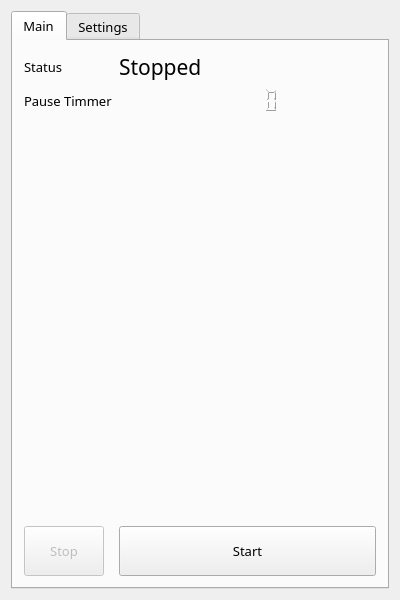
Qt form qtMouseMover.ui (Fhasaj/qtMouseMover) before a commit.
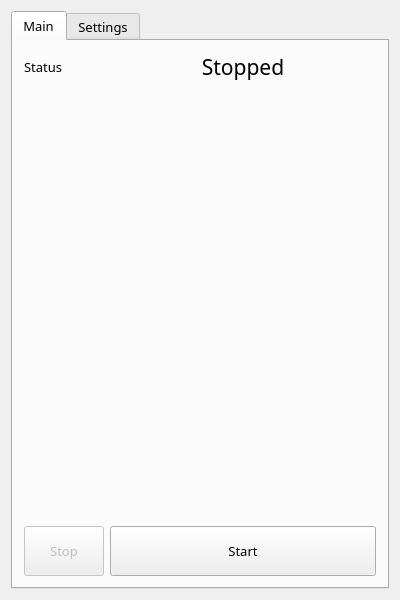
The same form after that commit. The open tabs and pages were chosen to show the change.

Commit message: mouse can move to a random part of the screen + movement is interiplated to allow for humman like controls

Patch:
```diff
--- a/qtMouseMover.ui
+++ b/qtMouseMover.ui
@@ -73,107 +73,31 @@
             <pointsize>16</pointsize>
            </font>
           </property>
-          <property name="text">
-           <string>Stopped</string>
-          </property>
-          <property name="textFormat">
-           <enum>Qt::PlainText</enum>
-          </property>
-         </widget>
-        </item>
-        <item row="1" column="0">
-         <widget class="QLabel" name="label_7">
-          <property name="font">
-           <font>
-            <family>Noto Sans</family>
-            <pointsize>10</pointsize>
-           </font>
-          </property>
-          <property name="text">
-           <string>Pause Timmer</string>
-          </property>
-         </widget>
-        </item>
-        <item row="1" column="1">
-         <widget class="QLCDNumber" name="time_lcd">
-          <property name="minimumSize">
-           <size>
-            <width>0</width>
-            <height>25</height>
-           </size>
-          </property>
           <property name="layoutDirection">
            <enum>Qt::LeftToRight</enum>
           </property>
-          <property name="autoFillBackground">
-           <bool>false</bool>
+          <property name="text">
+           <string>Stopped</string>
           </property>
-          <property name="frameShape">
-           <enum>QFrame::NoFrame</enum>
+          <property name="textFormat">
+           <enum>Qt::AutoText</enum>
           </property>
-          <property name="lineWidth">
-           <number>1</number>
-          </property>
-          <property name="smallDecimalPoint">
-           <bool>false</bool>
-          </property>
-          <property name="segmentStyle">
-           <enum>QLCDNumber::Outline</enum>
-          </property>
-          <property name="intValue" stdset="0">
-           <number>0</number>
-          </property>
-         </widget>
-        </item>
-        <item row="3" column="0">
-         <widget class="QPushButton" name="stop_btn">
-          <property name="enabled">
-           <bool>false</bool>
-          </property>
-          <property name="minimumSize">
-           <size>
-            <width>0</width>
-            <height>50</height>
-           </size>
-          </property>
-          <property name="font">
-           <font>
-            <family>Noto Sans</family>
-            <pointsize>10</pointsize>
-           </font>
-          </property>
-          <property name="tabletTracking">
+          <property name="scaledContents">
            <bool>true</bool>
           </property>
-          <property name="text">
-           <string>Stop</string>
+          <property name="alignment">
+           <set>Qt::AlignCenter</set>
           </property>
-         </widget>
-        </item>
-        <item row="3" column="1">
-         <widget class="QPushButton" name="start_btn">
-          <property name="minimumSize">
-           <size>
-            <width>0</width>
-            <height>50</height>
-           </size>
-          </property>
-          <property name="font">
-           <font>
-            <family>Noto Sans</family>
-            <pointsize>10</pointsize>
-           </font>
-          </property>
-          <property name="tabletTracking">
+          <property name="wordWrap">
            <bool>true</bool>
           </property>
-          <property name="text">
-           <string>Start</string>
-          </property>
          </widget>
         </item>
-        <item row="2" column="0" colspan="2">
+        <item row="1" column="0" colspan="2">
          <spacer name="verticalSpacer">
+          <property name="orientation">
+           <enum>Qt::Vertical</enum>
+          </property>
           <property name="sizeHint" stdset="0">
            <size>
             <width>20</width>
@@ -182,6 +106,53 @@
           </property>
          </spacer>
         </item>
+        <item row="2" column="0">
+         <widget class="QPushButton" name="stop_btn">
+          <property name="enabled">
+           <bool>false</bool>
+          </property>
+          <property name="minimumSize">
+           <size>
+            <width>0</width>
+            <height>50</height>
+           </size>
+          </property>
+          <property name="font">
+           <font>
+            <family>Noto Sans</family>
+            <pointsize>10</pointsize>
+           </font>
+          </property>
+          <property name="tabletTracking">
+           <bool>true</bool>
+          </property>
+          <property name="text">
+           <string>Stop</string>
+          </property>
+         </widget>
+        </item>
+        <item row="2" column="1">
+         <widget class="QPushButton" name="start_btn">
+          <property name="minimumSize">
+           <size>
+            <width>0</width>
+            <height>50</height>
+           </size>
+          </property>
+          <property name="font">
+           <font>
+            <family>Noto Sans</family>
+            <pointsize>10</pointsize>
+           </font>
+          </property>
+          <property name="tabletTracking">
+           <bool>true</bool>
+          </property>
+          <property name="text">
+           <string>Start</string>
+          </property>
+         </widget>
+        </item>
        </layout>
       </widget>
       <widget class="QWidget" name="setting_tab">
```
The commit also changes 2 other files.
